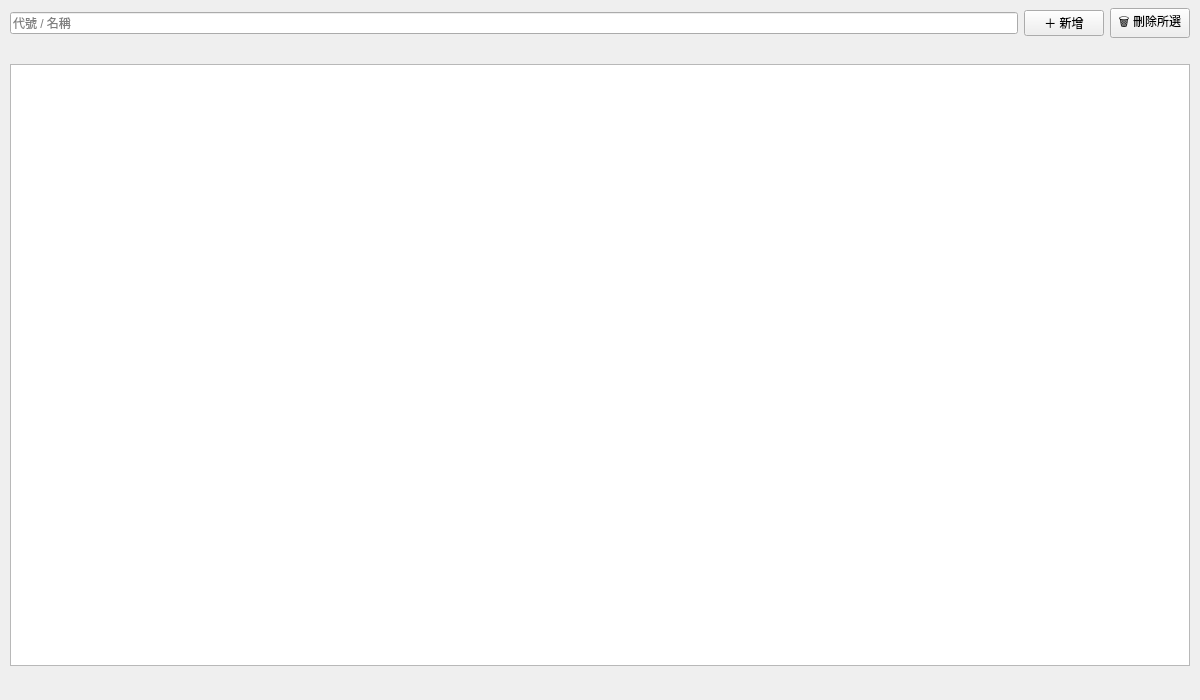
Before: the Qt Designer form gateway/ui/favorites_page.ui in frankiecsy-lab/broker-client, drawn with Qt 5.
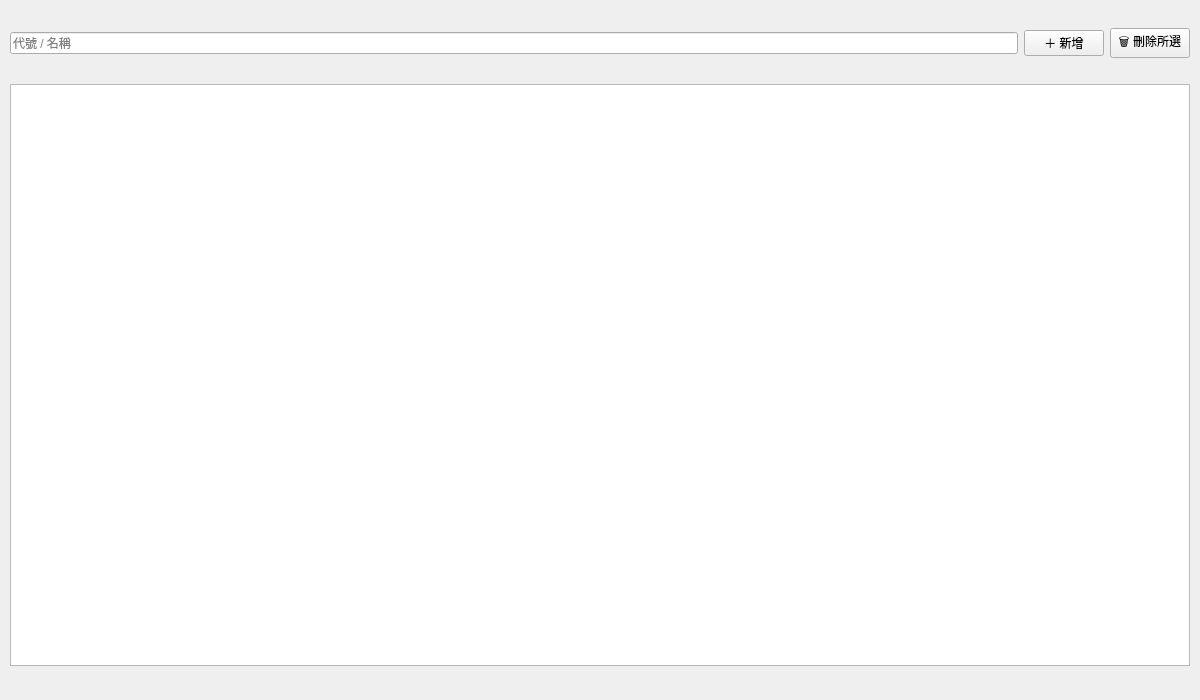
After: the same form once the commit is applied.

```diff
--- a/gateway/ui/favorites_page.ui
+++ b/gateway/ui/favorites_page.ui
@@ -16,6 +16,18 @@
    <property name="rightMargin"><number>10</number></property>
    <property name="bottomMargin"><number>8</number></property>
    <property name="spacing"><number>6</number></property>
+   <!-- 頁級使用說明（文案屬 i18n → favorites_page.py _TEXT）：新增流程、名稱點樣解析、刪除與記憶 -->
+   <item>
+    <widget class="QLabel" name="fav_page_note">
+     <property name="sizePolicy">
+      <sizepolicy hsizetype="Expanding" vsizetype="Preferred">
+       <horstretch>0</horstretch><verstretch>0</verstretch>
+      </sizepolicy>
+     </property>
+     <property name="wordWrap"><bool>true</bool></property>
+     <property name="text"><string/></property>
+    </widget>
+   </item>
    <item>
     <layout class="QHBoxLayout" name="topRow">
      <item>
```
